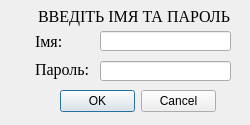
Before: the Qt Designer form login.ui in andrboyko/zbyt, drawn with Qt 5.
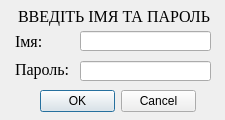
After: the same form once the commit is applied. Icons and pictures are not drawn.

Diff of the .ui file:
```diff
--- a/login.ui
+++ b/login.ui
@@ -9,10 +9,22 @@
    <rect>
     <x>0</x>
     <y>0</y>
-    <width>250</width>
-    <height>125</height>
+    <width>225</width>
+    <height>120</height>
    </rect>
   </property>
+  <property name="minimumSize">
+   <size>
+    <width>225</width>
+    <height>120</height>
+   </size>
+  </property>
+  <property name="maximumSize">
+   <size>
+    <width>225</width>
+    <height>150</height>
+   </size>
+  </property>
   <property name="windowTitle">
    <string>Вход</string>
   </property>
@@ -23,7 +35,7 @@
   <widget class="QLabel" name="label">
    <property name="geometry">
     <rect>
-     <x>35</x>
+     <x>15</x>
      <y>32</y>
      <width>35</width>
      <height>19</height>
@@ -42,7 +54,7 @@
   <widget class="QDialogButtonBox" name="buttonBox">
    <property name="geometry">
     <rect>
-     <x>60</x>
+     <x>40</x>
      <y>90</y>
      <width>156</width>
      <height>23</height>
@@ -58,7 +70,7 @@
   <widget class="QLabel" name="label_2">
    <property name="geometry">
     <rect>
-     <x>35</x>
+     <x>15</x>
      <y>60</y>
      <width>65</width>
      <height>19</height>
@@ -80,7 +92,7 @@
   <widget class="QLineEdit" name="lineEdit">
    <property name="geometry">
     <rect>
-     <x>100</x>
+     <x>80</x>
      <y>61</y>
      <width>131</width>
      <height>20</height>
@@ -101,7 +113,7 @@
   <widget class="QLabel" name="label_3">
    <property name="geometry">
     <rect>
-     <x>38</x>
+     <x>18</x>
      <y>1</y>
      <width>200</width>
      <height>30</height>
@@ -120,7 +132,7 @@
   <widget class="QLineEdit" name="lineEdit_2">
    <property name="geometry">
     <rect>
-     <x>100</x>
+     <x>80</x>
      <y>31</y>
      <width>131</width>
      <height>20</height>
```
